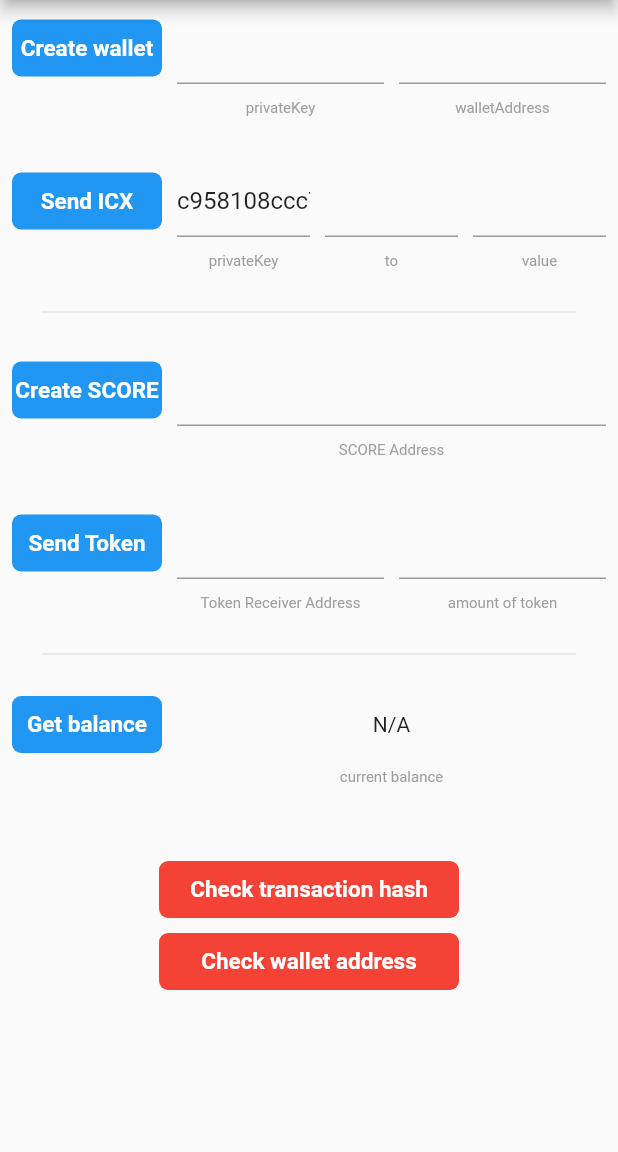
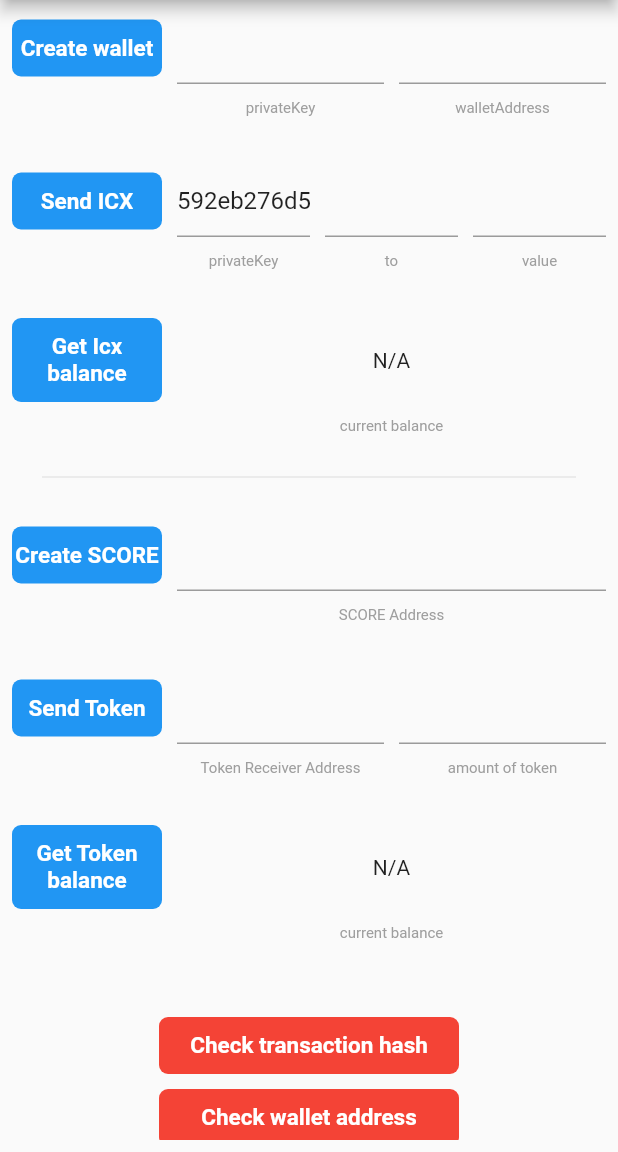
Before and after one commit to icondao/flutter_icon_network, a Flutter app: the screen it shows after launch, after a tap on "Create SCORE", on a phone screen of 412 x 824 dp, the part 84-1236 px from its top. Run offline on Flutter 3.47's test engine with Material 2 defaults, Android fonts, the phone set to English and light mode, and no system bars; our stand-ins replace file_picker, get_storage.

Commit message:
add deploy token score feature not work yet: deploy token, send token, check token balance

```diff
--- a/example/lib/constants.dart
+++ b/example/lib/constants.dart
@@ -1,8 +1,13 @@
 class StorageKey {
-  static String balance = "icx_balance";
+  static String icxBalance = "icx_balance";
   static String privateKey = "icx_private_key";
   static String walletAddress = "icx_wallet_address";
-  static String sender = "icx_sender";
-  static String receiver = "icx_receiver";
-  static String sendAmount = "icx_send_amount";
+  static String icxSender = "icx_sender";
+  static String icxReceiver = "icx_receiver";
+  static String icxSendAmount = "icx_send_amount";
+
+  static String tokenBalance = "icx_balance";
+  static String scoreAddress = "score_address";
+  static String tokenReceiver = "token_receiver";
+  static String tokenSendAmount = "token_send_amount";
 }
--- a/example/lib/main.dart
+++ b/example/lib/main.dart
@@ -23,7 +23,8 @@ class _MyAppState extends State<MyApp> {
   BuildContext scaffoldContext;
   final privateKeyCtrl = TextEditingController();
   final walletAddressCtrl = TextEditingController();
-  double currentBalance;
+  double currentIcxBalance;
+  double currentTokenBalance;
   String txHash="";
 
   //send icx
@@ -65,6 +66,7 @@ class _MyAppState extends State<MyApp> {
       walletAddressCtrl.text = wallet.address;
       icxReceiverCtrl.text = wallet.address;
     });
+    _saveCache();
   }
 
   void _sendIcx() async {
@@ -78,20 +80,43 @@ class _MyAppState extends State<MyApp> {
       txHash = "transaction/${response.txHash}";
     });
     Future.delayed(Duration(seconds: 5), () async {
-      _getBalance();
+      _getIcxBalance();
     });
   }
 
-  void _getBalance() async {
+  void _getIcxBalance() async {
     final balance = await FlutterIconNetwork.instance.getIcxBalance(privateKey: privateKeyCtrl.text);
     setState(() {
-      currentBalance = balance.icxBalance;
+      currentIcxBalance = balance.icxBalance;
+    });
+    _saveCache();
+  }
+
+  void _sendToken() async {
+    final response = await FlutterIconNetwork.instance.sendToken(yourPrivateKey: privateKeyCtrl.text ?? "",
+        toAddress: tokenReceiverAddressCtrl.text ?? "",
+        value: tokenSendAmountCtrl.text, scoreAddress: scoreAddressCtrl.text);
+    _showSnackBar(
+        "transaction hash ${response.txHash} copied, pls press check txHash button to check");
+    Clipboard.setData(new ClipboardData(text: response.txHash));
+    setState(() {
+      txHash = "transaction/${response.txHash}";
+    });
+    Future.delayed(Duration(seconds: 5), () async {
+      _getTokenBalance();
+    });
+  }
+
+  void _getTokenBalance() async {
+    final balance = await FlutterIconNetwork.instance.getTokenBalance(privateKey: privateKeyCtrl.text, scoreAddress: scoreAddressCtrl.text);
+    setState(() {
+      currentTokenBalance = balance.icxBalance;
     });
     _saveCache();
   }
 
   void _deployScore() async {
-    final transactionResult = await FlutterIconNetwork.instance.deployScore(privateKey: privateKeyCtrl.text, initIcxSupply: "3");
+    final transactionResult = await FlutterIconNetwork.instance.deployScore(privateKey: privateKeyCtrl.text, initIcxSupply: "1");
     setState(() {
       scoreAddressCtrl.text = transactionResult.scoreAddress;
       txHash = "transaction/${transactionResult.txHash}";
@@ -123,6 +148,10 @@ class _MyAppState extends State<MyApp> {
                     ),
                     ..._buildSendIcxSection(),
                     Padding(
+                      padding: const EdgeInsets.all(16),
+                    ),
+                    ..._buildGetIcxBalanceSection(),
+                    Padding(
                       padding: const EdgeInsets.all(20),
                       child: Divider(),
                     ),
@@ -132,10 +161,9 @@ class _MyAppState extends State<MyApp> {
                     ),
                     ..._buildSendTokenSection(),
                     Padding(
-                      padding: const EdgeInsets.all(20),
-                      child: Divider(),
+                      padding: const EdgeInsets.all(16),
                     ),
-                    ..._buildGetBalanceSection(),
+                    ..._buildGetTokenBalanceSection(),
                     SizedBox(height: 50,),
                     AppSolidButton(
                       backgroundColor: Colors.red,
@@ -263,16 +291,46 @@ class _MyAppState extends State<MyApp> {
     ];
   }
 
-  List<Widget> _buildGetBalanceSection() {
+  List<Widget> _buildGetIcxBalanceSection() {
     return [
       Row(
         mainAxisAlignment: MainAxisAlignment.center,
         children: [
-          AppSolidButton(onTap: _getBalance, text: "Get balance"),
+          AppSolidButton(onTap: _getIcxBalance, text: "Get Icx balance"),
           SizedBox(
             width: 10,
           ),
-          Expanded(child: Center(child: Text(currentBalance != null ? "$currentBalance ICX" : "N/A"))),
+          Expanded(child: Center(child: Text(currentIcxBalance != null ? "$currentIcxBalance ICX" : "N/A"))),
+        ],
+      ),
+      SizedBox(
+        height: 10,
+      ),
+      Row(
+        mainAxisAlignment: MainAxisAlignment.center,
+        children: [
+          SizedBox(
+            width: 100,
+          ),
+          SizedBox(
+            width: 10,
+          ),
+          Expanded(child: Center(child: _buildHint("current balance"))),
+        ],
+      )
+    ];
+  }
+
+  List<Widget> _buildGetTokenBalanceSection() {
+    return [
+      Row(
+        mainAxisAlignment: MainAxisAlignment.center,
+        children: [
+          AppSolidButton(onTap: _getTokenBalance, text: "Get Token balance"),
+          SizedBox(
+            width: 10,
+          ),
+          Expanded(child: Center(child: Text(currentTokenBalance != null ? "$currentTokenBalance Token" : "N/A"))),
         ],
       ),
       SizedBox(
@@ -332,7 +390,7 @@ class _MyAppState extends State<MyApp> {
       Row(
         mainAxisAlignment: MainAxisAlignment.center,
         children: [
-          AppSolidButton(onTap: _sendIcx, text: "Send Token"),
+          AppSolidButton(onTap: _sendToken, text: "Send Token"),
           SizedBox(
             width: 10,
           ),
@@ -372,23 +430,35 @@ class _MyAppState extends State<MyApp> {
   }
 
   void _saveCache() {
-    GetStorage().write(StorageKey.balance, currentBalance);
+    GetStorage().write(StorageKey.icxBalance, currentIcxBalance);
     GetStorage().write(StorageKey.privateKey, privateKeyCtrl.text);
     GetStorage().write(StorageKey.walletAddress, walletAddressCtrl.text);
-    GetStorage().write(StorageKey.sender, icxSenderCtrl.text);
-    GetStorage().write(StorageKey.receiver, icxReceiverCtrl.text);
-    GetStorage().write(StorageKey.sendAmount, icxSendAmountCtrl.text);
+    GetStorage().write(StorageKey.icxSender, icxSenderCtrl.text);
+    GetStorage().write(StorageKey.icxReceiver, icxReceiverCtrl.text);
+    GetStorage().write(StorageKey.icxSendAmount, icxSendAmountCtrl.text);
+
+    //score
+    GetStorage().write(StorageKey.tokenBalance, currentTokenBalance);
+    GetStorage().write(StorageKey.scoreAddress, scoreAddressCtrl.text);
+    GetStorage().write(StorageKey.tokenReceiver, tokenReceiverAddressCtrl.text);
+    GetStorage().write(StorageKey.tokenSendAmount, tokenSendAmountCtrl.text);
   }
 
   void _getCache() {
     setState(() {
-      currentBalance = GetStorage().read<double>(StorageKey.balance);
+      currentIcxBalance = GetStorage().read<double>(StorageKey.icxBalance);
       privateKeyCtrl.text = GetStorage().read<String>(StorageKey.privateKey);
       walletAddressCtrl.text =
           GetStorage().read<String>(StorageKey.walletAddress);
-      icxSenderCtrl.text = GetStorage().read<String>(StorageKey.sender);
-      icxReceiverCtrl.text = GetStorage().read<String>(StorageKey.receiver);
-      icxSendAmountCtrl.text = GetStorage().read<String>(StorageKey.sendAmount);
+      icxSenderCtrl.text = GetStorage().read<String>(StorageKey.icxSender);
+      icxReceiverCtrl.text = GetStorage().read<String>(StorageKey.icxReceiver);
+      icxSendAmountCtrl.text = GetStorage().read<String>(StorageKey.icxSendAmount);
+
+      //score
+      currentTokenBalance = GetStorage().read(StorageKey.tokenBalance);
+      scoreAddressCtrl.text = GetStorage().read(StorageKey.scoreAddress);
+      tokenReceiverAddressCtrl.text = GetStorage().read(StorageKey.tokenReceiver);
+      tokenSendAmountCtrl.text = GetStorage().read(StorageKey.tokenSendAmount);
     });
   }
 
--- a/lib/constant.dart
+++ b/lib/constant.dart
@@ -1,3 +1,3 @@
 class IconConstant {
-  static String samplePrivateKey = "c958108ccc79513ef9bf7647c29194199e3c5b86a88cbbc236dd5f74dfc37366";
+  static String samplePrivateKey = "592eb276d534e2c41a2d9356c0ab262dc233d87e4dd71ce705ec130a8d27ff0c";
 }
--- a/lib/flutter_icon_network.dart
+++ b/lib/flutter_icon_network.dart
@@ -1,6 +1,8 @@
 import 'dart:async';
 import 'dart:io';
+import 'dart:typed_data';
 
+import 'package:file_picker/file_picker.dart';
 import 'package:flutter/services.dart';
 import 'package:flutter_icon_network/models/balance.dart';
 import 'package:flutter_icon_network/models/send_icx_response.dart';
@@ -61,10 +63,22 @@ class FlutterIconNetwork {
     if(Platform.isIOS) {
       return null;
     }
+    Uint8List fileBytes = await readFile();
+
     final String result = await _channel.invokeMethod('deployScore',
-        {'private_key': privateKey, 'init_icx_supply': initIcxSupply, "host": host, "network_id": _networkId});
+        {'private_key': privateKey, 'init_icx_supply': initIcxSupply, "host": host, "network_id": _networkId, 'content': fileBytes});
     print("FlutterIconNetwork deployScore $result");
     return transactionResultFromJson(result);
+  }
+
+  Future<Uint8List> readFile() async {
+    FilePickerResult result = await FilePicker.platform.pickFiles();
+    if(result != null) {
+      File file = File(result.files.single.path);
+      return await file.readAsBytes();
+    } else {
+      return null;
+    }
   }
 
   //value is num of icx, ex: 1
--- a/pubspec.yaml
+++ b/pubspec.yaml
@@ -11,6 +11,7 @@ environment:
 dependencies:
   flutter:
     sdk: flutter
+  file_picker:
 
 dev_dependencies:
   flutter_test:
```
Also changed, not shown: example/pubspec.lock, pubspec.lock, 10 other files.
